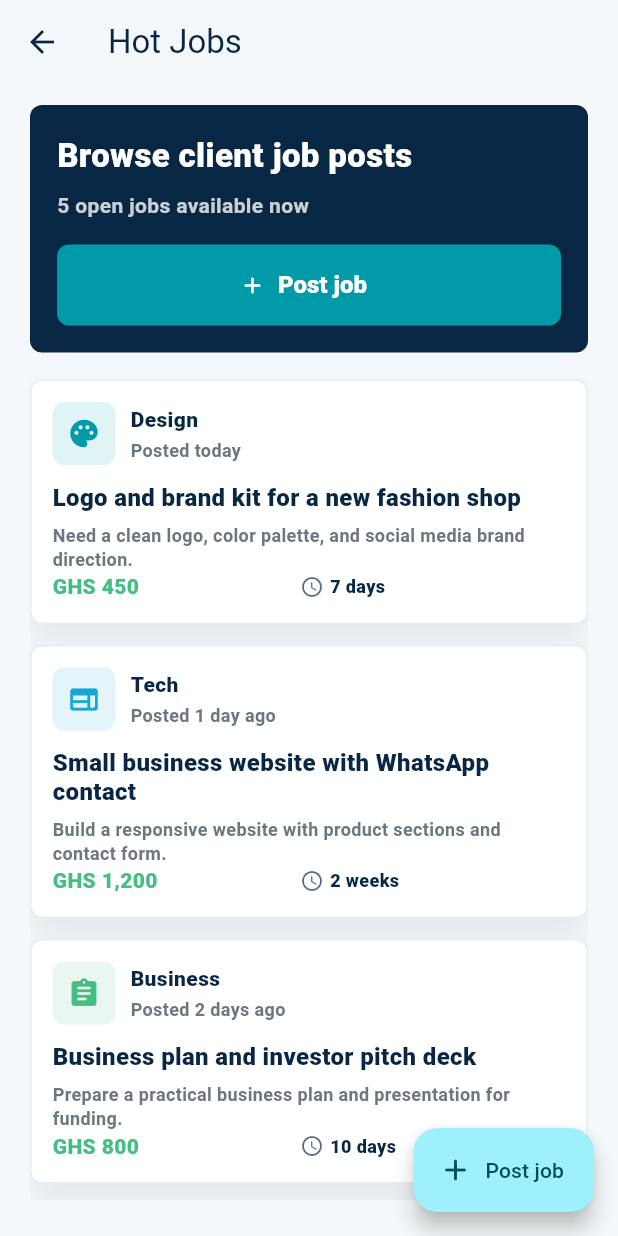
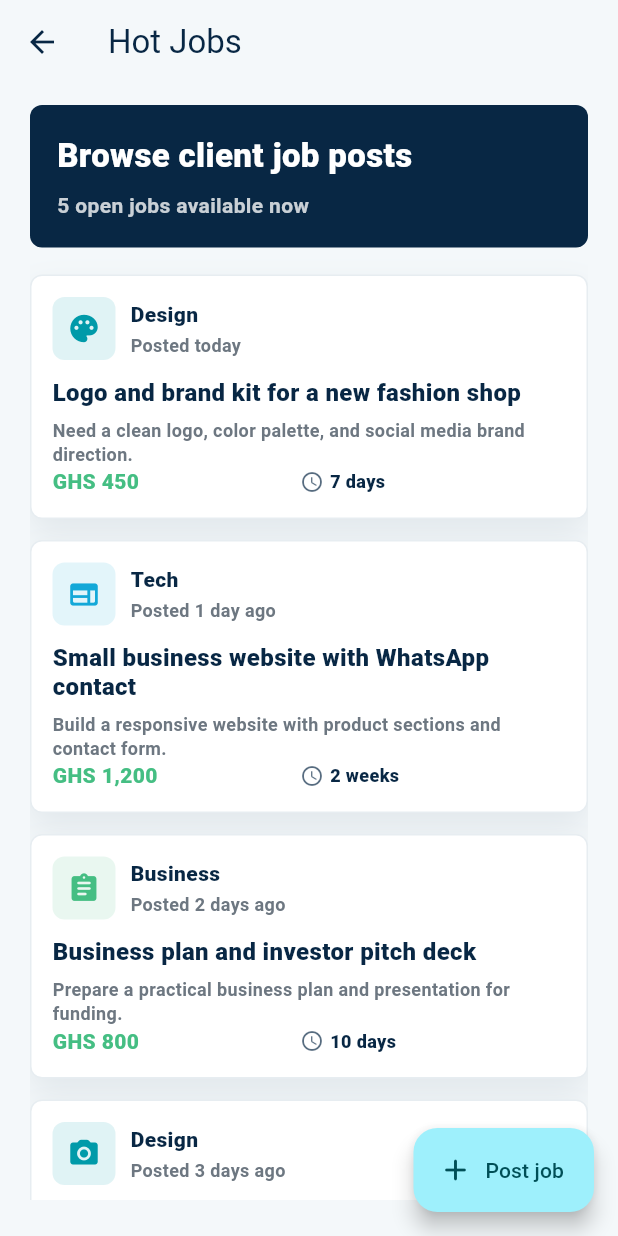
Before and after one commit to s-muel/zoko_marketplace, a Flutter app: the AllJobsScreen screen opened by its route, on a phone screen of 412 x 824 dp. Run offline on Flutter 3.47's test engine with Material 3 defaults, Android fonts, the phone set to English and light mode, and no system bars.

Commit message:
fixed Hot Job banner

```diff
--- a/lib/screens/jobs/all_jobs_screen.dart
+++ b/lib/screens/jobs/all_jobs_screen.dart
@@ -30,6 +30,11 @@ class AllJobsScreen extends StatelessWidget {
               final isDesktop = ResponsiveBreakpoints.isDesktop(
                 constraints.maxWidth,
               );
+              final crossAxisCount = constraints.maxWidth >= 1024
+                  ? 3
+                  : constraints.maxWidth >= 680
+                      ? 2
+                      : 1;
 
               return ListView(
                 padding: const EdgeInsets.only(bottom: 92),
@@ -42,8 +47,8 @@ class AllJobsScreen extends StatelessWidget {
                       physics: const NeverScrollableScrollPhysics(),
                       itemCount: jobs.length,
                       gridDelegate:
-                          const SliverGridDelegateWithFixedCrossAxisCount(
-                        crossAxisCount: 3,
+                          SliverGridDelegateWithFixedCrossAxisCount(
+                        crossAxisCount: crossAxisCount,
                         mainAxisSpacing: 16,
                         crossAxisSpacing: 16,
                         mainAxisExtent: 188,
@@ -93,13 +98,13 @@ class _JobsHeader extends StatelessWidget {
         color: ZokoColors.navy,
         borderRadius: BorderRadius.circular(8),
       ),
-      child: LayoutBuilder(
-        builder: (context, constraints) {
-          final headerText = Column(
+      child: Column(
         crossAxisAlignment: CrossAxisAlignment.start,
         children: [
           const Text(
             'Browse client job posts',
+            maxLines: 2,
+            overflow: TextOverflow.ellipsis,
             style: TextStyle(
               color: Colors.white,
               fontSize: 22,
@@ -109,41 +114,14 @@ class _JobsHeader extends StatelessWidget {
           const SizedBox(height: 8),
           Text(
             '$totalCount open jobs available now',
+            maxLines: 1,
+            overflow: TextOverflow.ellipsis,
             style: TextStyle(
               color: Colors.white.withValues(alpha: 0.78),
               fontWeight: FontWeight.w700,
             ),
           ),
         ],
-          );
-
-          final postButton = FilledButton.icon(
-            onPressed: () {
-              Navigator.of(context).pushNamed(PostJobScreen.routeName);
-            },
-            icon: const Icon(Icons.add_rounded),
-            label: const Text('Post job'),
-          );
-
-          if (constraints.maxWidth < 520) {
-            return Column(
-              crossAxisAlignment: CrossAxisAlignment.start,
-              children: [
-                headerText,
-                const SizedBox(height: 16),
-                postButton,
-              ],
-            );
-          }
-
-          return Row(
-            children: [
-              Expanded(child: headerText),
-              const SizedBox(width: 12),
-              postButton,
-            ],
-          );
-        },
       ),
     );
   }
```
Lines whose indentation alone changed are shown as unchanged.
